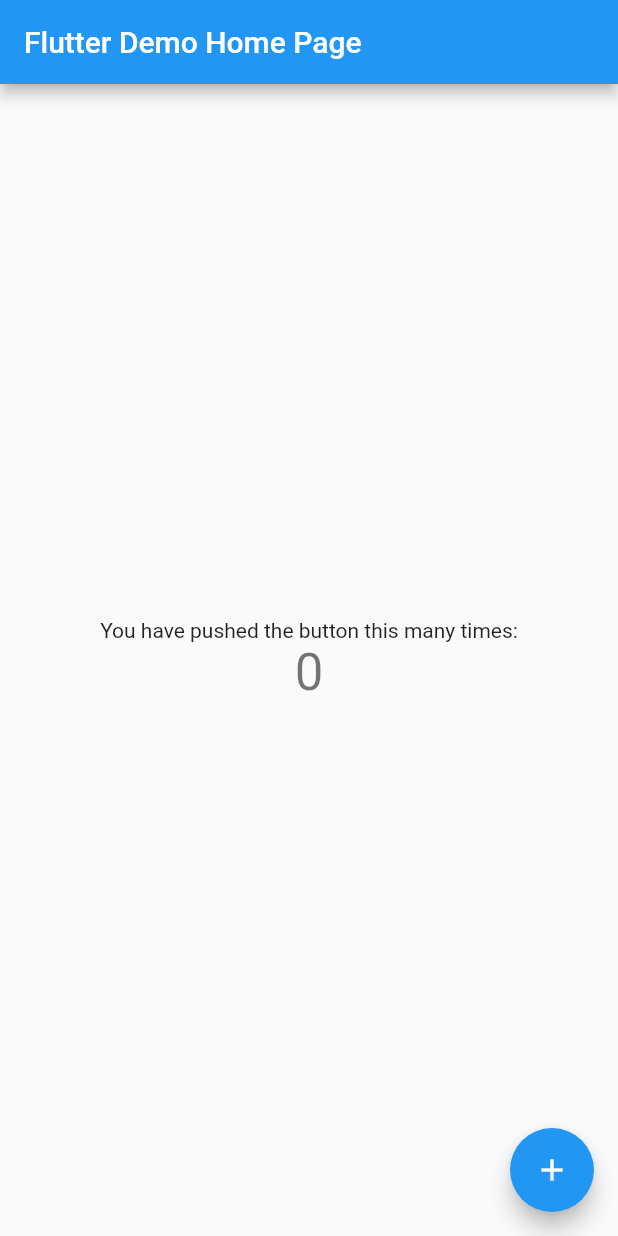
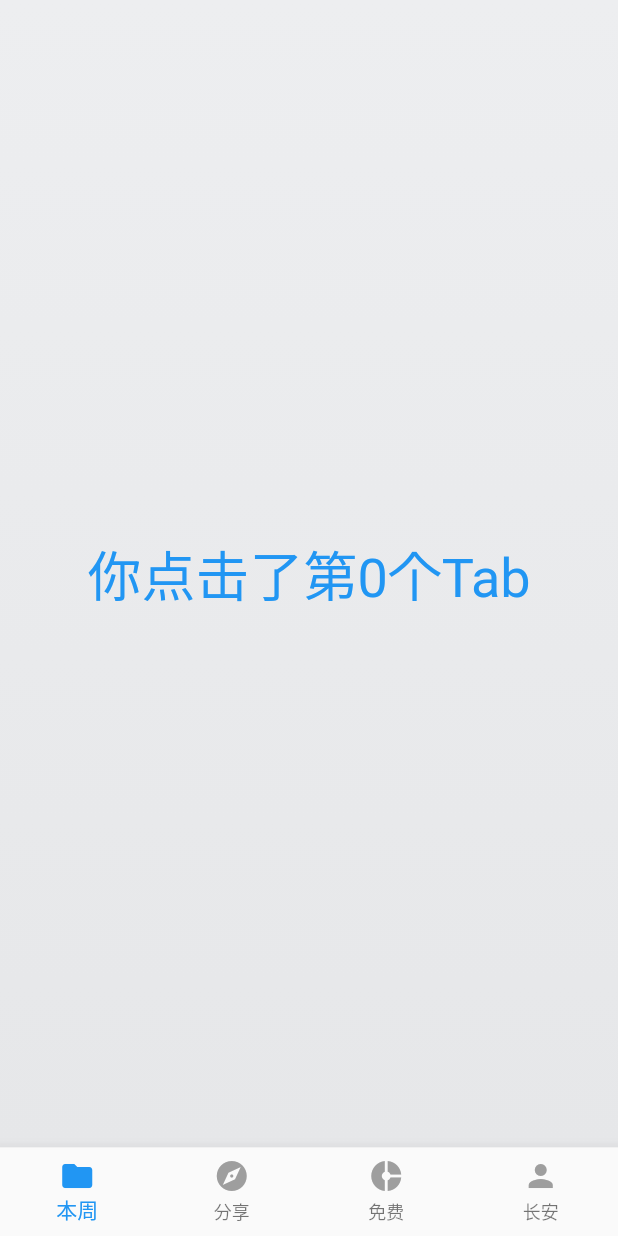
Before and after one commit to paopaomo/beauty_flutter, a Flutter app: the screen it shows after launch, on a phone screen of 412 x 824 dp. Run offline on Flutter 3.47's test engine with Material 2 defaults, Android fonts, the phone set to English and light mode, and no system bars.

Commit message:
bottom navigator

```diff
--- a/lib/main.dart
+++ b/lib/main.dart
@@ -1,3 +1,4 @@
+import 'package:beautyflutter/tab_navigator.dart';
 import 'package:flutter/material.dart';
 
 void main() => runApp(MyApp());
@@ -20,92 +21,7 @@ class MyApp extends StatelessWidget {
         // is not restarted.
         primarySwatch: Colors.blue,
       ),
-      home: MyHomePage(title: 'Flutter Demo Home Page'),
+      home: TabNavigator(),
     );
   }
 }
-
-class MyHomePage extends StatefulWidget {
-  MyHomePage({Key key, this.title}) : super(key: key);
-
-  // This widget is the home page of your application. It is stateful, meaning
-  // that it has a State object (defined below) that contains fields that affect
-  // how it looks.
-
-  // This class is the configuration for the state. It holds the values (in this
-  // case the title) provided by the parent (in this case the App widget) and
-  // used by the build method of the State. Fields in a Widget subclass are
-  // always marked "final".
-
-  final String title;
-
-  @override
-  _MyHomePageState createState() => _MyHomePageState();
-}
-
-class _MyHomePageState extends State<MyHomePage> {
-  int _counter = 0;
-
-  void _incrementCounter() {
-    setState(() {
-      // This call to setState tells the Flutter framework that something has
-      // changed in this State, which causes it to rerun the build method below
-      // so that the display can reflect the updated values. If we changed
-      // _counter without calling setState(), then the build method would not be
-      // called again, and so nothing would appear to happen.
-      _counter++;
-    });
-  }
-
-  @override
-  Widget build(BuildContext context) {
-    // This method is rerun every time setState is called, for instance as done
-    // by the _incrementCounter method above.
-    //
-    // The Flutter framework has been optimized to make rerunning build methods
-    // fast, so that you can just rebuild anything that needs updating rather
-    // than having to individually change instances of widgets.
-    return Scaffold(
-      appBar: AppBar(
-        // Here we take the value from the MyHomePage object that was created by
-        // the App.build method, and use it to set our appbar title.
-        title: Text(widget.title),
-      ),
-      body: Center(
-        // Center is a layout widget. It takes a single child and positions it
-        // in the middle of the parent.
-        child: Column(
-          // Column is also a layout widget. It takes a list of children and
-          // arranges them vertically. By default, it sizes itself to fit its
-          // children horizontally, and tries to be as tall as its parent.
-          //
-          // Invoke "debug painting" (press "p" in the console, choose the
-          // "Toggle Debug Paint" action from the Flutter Inspector in Android
-          // Studio, or the "Toggle Debug Paint" command in Visual Studio Code)
-          // to see the wireframe for each widget.
-          //
-          // Column has various properties to control how it sizes itself and
-          // how it positions its children. Here we use mainAxisAlignment to
-          // center the children vertically; the main axis here is the vertical
-          // axis because Columns are vertical (the cross axis would be
-          // horizontal).
-          mainAxisAlignment: MainAxisAlignment.center,
-          children: <Widget>[
-            Text(
-              'You have pushed the button this many times:',
-            ),
-            Text(
-              '$_counter',
-              style: Theme.of(context).textTheme.display1,
-            ),
-          ],
-        ),
-      ),
-      floatingActionButton: FloatingActionButton(
-        onPressed: _incrementCounter,
-        tooltip: 'Increment',
-        child: Icon(Icons.add),
-      ), // This trailing comma makes auto-formatting nicer for build methods.
-    );
-  }
-}
--- /dev/null
+++ b/lib/tab_navigator.dart
@@ -0,0 +1,63 @@
+import 'package:flutter/material.dart';
+
+class TabNavigator extends StatefulWidget {
+  @override
+  _TabNavigatorState createState() => _TabNavigatorState();
+}
+
+class _TabNavigatorState extends State<TabNavigator> {
+  final _defaultColor = Colors.grey;
+  final _activeColor = Colors.blue;
+  int _currentIndex = 0;
+
+  @override
+  Widget build(BuildContext context) {
+    return Scaffold(
+      body: Container(
+        decoration: BoxDecoration(
+          gradient: LinearGradient(
+              colors: [
+                Color(0xffedeef0),
+                Color(0xffe6e7e9)
+              ],
+              begin: Alignment.topCenter,
+              end: Alignment.bottomCenter
+          )
+        ),
+        child: Center(
+          child: Text('你点击了第$_currentIndex个Tab', style: TextStyle(fontSize: 36, color: Colors.blue)),
+        ),
+      ),
+      bottomNavigationBar: BottomNavigationBar(
+        items: [
+          _bottomItem('本周', Icons.folder, 0),
+          _bottomItem('分享', Icons.explore, 1),
+          _bottomItem('免费', Icons.donut_small, 2),
+          _bottomItem('长安', Icons.person, 3)
+        ],
+        type: BottomNavigationBarType.fixed,
+        currentIndex: _currentIndex,
+        onTap: _handleTap,
+      )
+    );
+  }
+
+  _bottomItem(String title, IconData icon, int index) {
+    return BottomNavigationBarItem(
+      icon: Icon(icon, color: _defaultColor),
+      activeIcon: Icon(icon, color: _activeColor),
+      title: Text(
+        title,
+        style: TextStyle(
+          color: _currentIndex == index ? _activeColor : _defaultColor
+        )
+      )
+    );
+  }
+
+  _handleTap(index) {
+    setState(() {
+      _currentIndex = index;
+    });
+  }
+}
```
